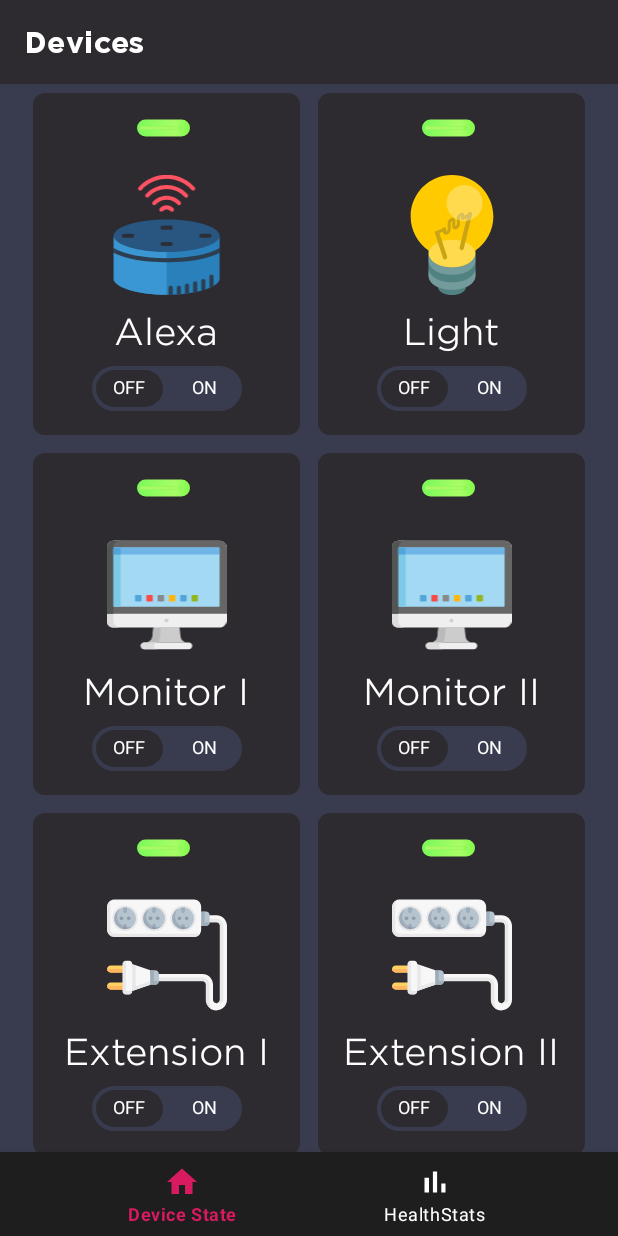
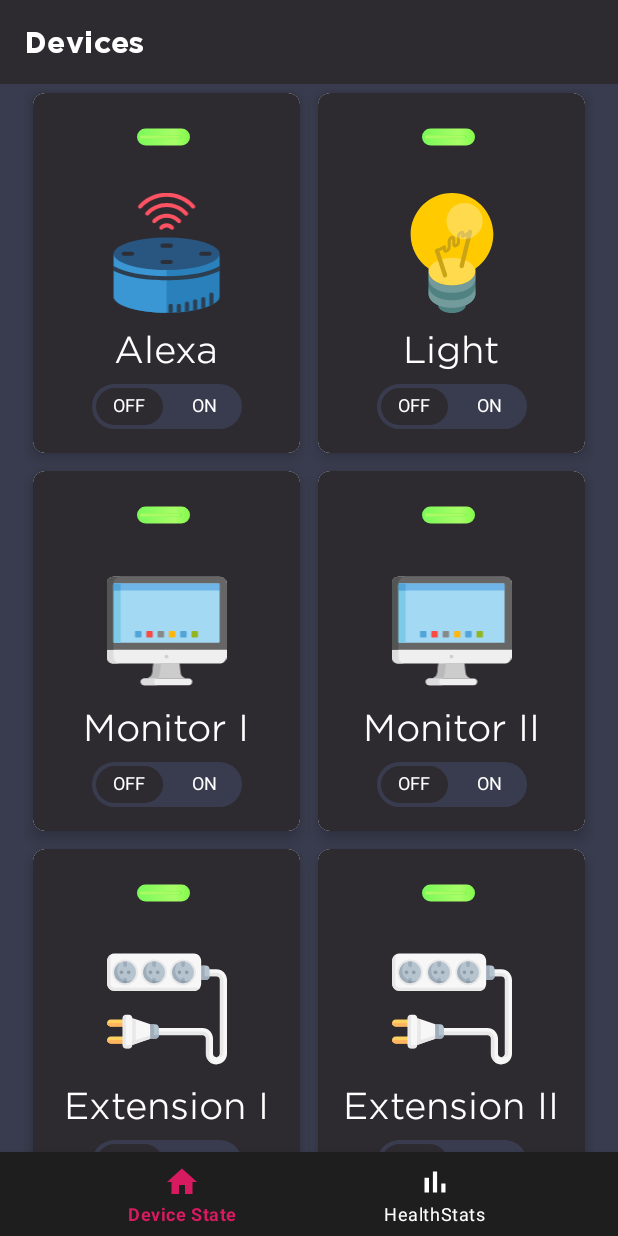
Before and after one commit to jasmeet0915/D.R.A.N.Z.E.R, an Android app: the screen it shows after launch (DranzerActivity), on a phone screen of 412 x 824 dp. Run offline under Robolectric (Android 15) with nearby library versions, the phone set to English and light mode, and no system bars; our stand-ins replace navigation-ui.

Commit message:
Adds cardview for the device list

```diff
--- a/dranzer-app/app/src/main/res/layout/row_device.xml
+++ b/dranzer-app/app/src/main/res/layout/row_device.xml
@@ -1,20 +1,27 @@
 <?xml version="1.0" encoding="utf-8"?>
-<androidx.constraintlayout.widget.ConstraintLayout xmlns:android="http://schemas.android.com/apk/res/android"
+<com.google.android.material.card.MaterialCardView xmlns:android="http://schemas.android.com/apk/res/android"
     xmlns:app="http://schemas.android.com/apk/res-auto"
     xmlns:tools="http://schemas.android.com/tools"
     android:layout_width="match_parent"
+    android:layout_height="wrap_content"
+    android:layout_margin="6dp"
+    android:background="@color/colorPrimary"
+    app:cardCornerRadius="8dp"
+    app:cardElevation="6dp">
+
+    <androidx.constraintlayout.widget.ConstraintLayout
+        android:layout_width="match_parent"
         android:layout_height="240dp"
-    android:layout_margin="6dp"
         android:background="@drawable/row_device_background">
 
         <ImageView
             android:id="@+id/deviceState"
             android:layout_width="wrap_content"
             android:layout_height="0dp"
+            android:layout_marginTop="8dp"
             android:src="@drawable/device_state_drawable"
             app:layout_constraintBottom_toTopOf="@+id/deviceImage"
             app:layout_constraintEnd_toEndOf="parent"
-        android:layout_marginTop="8dp"
             app:layout_constraintStart_toStartOf="parent"
             app:layout_constraintTop_toTopOf="parent" />
 
@@ -37,8 +44,8 @@
             android:layout_height="wrap_content"
             android:layout_marginTop="8dp"
             android:gravity="center"
+            android:maxLines="2"
             android:textColor="@color/white"
-        android:maxLines="2"
             app:layout_constraintBottom_toTopOf="@+id/deviceSwitch"
             app:layout_constraintEnd_toEndOf="parent"
             app:layout_constraintStart_toStartOf="parent"
@@ -61,3 +68,4 @@
             app:switchMinWidth="100dp" />
 
     </androidx.constraintlayout.widget.ConstraintLayout>
+</com.google.android.material.card.MaterialCardView>
```
Lines whose indentation alone changed are shown as unchanged.
